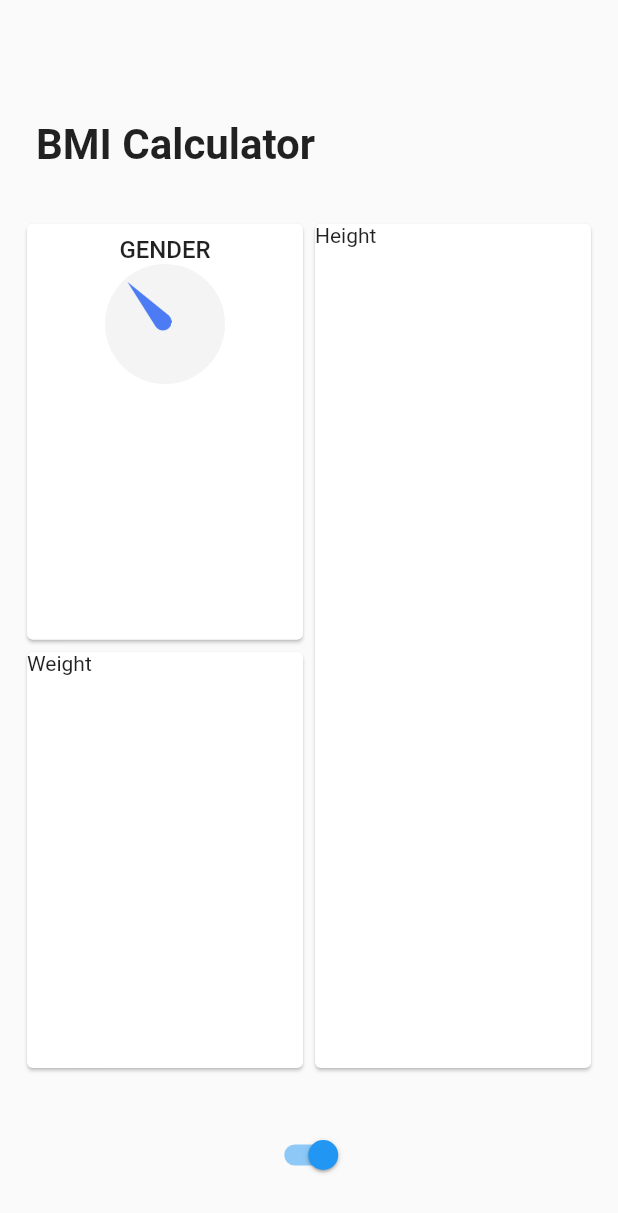
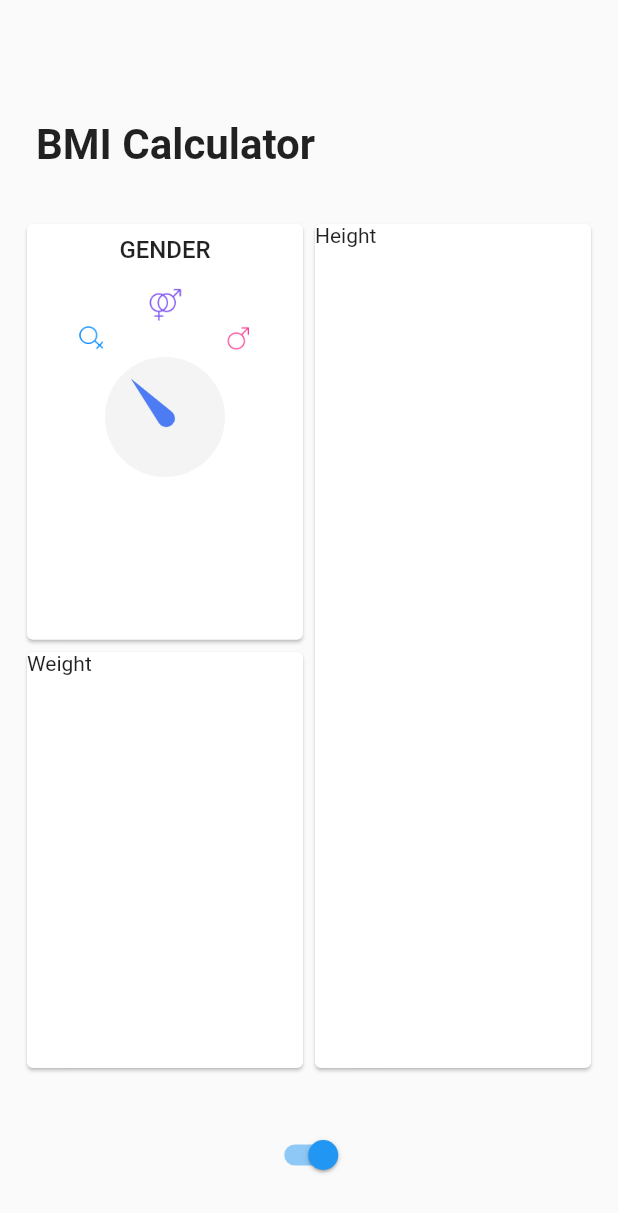
Before and after one commit to MarcinusX/bmi_calculator, a Flutter app: the screen it shows after launch, on a phone screen of 412 x 824 dp. Shown: the top 1213 px of the screen. Run offline on Flutter 3.47's test engine with Material 2 defaults, Android fonts, the phone set to English and light mode, and no system bars.

Commit message:
Added gender icons

```diff
--- /dev/null
+++ b/lib/gender.dart
@@ -0,0 +1,5 @@
+enum Gender {
+  male,
+  female,
+  other,
+}
--- a/lib/gender_card.dart
+++ b/lib/gender_card.dart
@@ -1,6 +1,7 @@
 import 'dart:math' as math;
 
 import 'package:bmi_calculator/card_title.dart';
+import 'package:bmi_calculator/gender.dart';
 import 'package:flutter/material.dart';
 
 class GenderCard extends StatefulWidget {
@@ -9,6 +10,20 @@ class GenderCard extends StatefulWidget {
 }
 
 class _GenderCardState extends State<GenderCard> {
+  static final double _circleSize = 80.0;
+  static final double _arrowLength = 32.0;
+  static final double _defaultGenderAngle = 43.0;
+  static final Map<Gender, double> _genderAngles = {
+    Gender.female: -_defaultGenderAngle,
+    Gender.other: 0.0,
+    Gender.male: _defaultGenderAngle,
+  };
+  static final Map<Gender, String> _genderImages = {
+    Gender.female: "images/gender_female.png",
+    Gender.other: "images/gender_other.png",
+    Gender.male: "images/gender_male.png",
+  };
+
   @override
   Widget build(BuildContext context) {
     return Card(
@@ -20,7 +35,10 @@ class _GenderCardState extends State<GenderCard> {
             crossAxisAlignment: CrossAxisAlignment.center,
             children: <Widget>[
               CardTitle("GENDER"),
-              _drawIndicator(),
+              Padding(
+                padding: const EdgeInsets.only(top: 16.0),
+                child: _drawMainStack(),
+              ),
             ],
           ),
         ),
@@ -28,20 +46,55 @@ class _GenderCardState extends State<GenderCard> {
     );
   }
 
-  Widget _drawIndicator() {
+  Widget _drawGenderIcon(Gender gender) {
+    double angleInRadians = _degreeToRadians(_genderAngles[gender]);
+    String assetName = _genderImages[gender];
+    double iconHeight = gender == Gender.other ? 22.0 : 16.0;
+    return Padding(
+      padding: EdgeInsets.only(bottom: _circleSize / 2),
+      child: Transform.rotate(
+        alignment: Alignment.bottomCenter,
+        angle: angleInRadians,
+        child: Padding(
+          padding: EdgeInsets.only(bottom: _circleSize / 2 + 24.0),
+          child: Transform.rotate(
+            angle: -angleInRadians,
+            child: Image.asset(
+              assetName,
+              height: iconHeight,
+            ),
+          ),
+        ),
+      ),
+    );
+  }
+
+  Widget _drawMainStack() {
     return Stack(
-      alignment: Alignment.center,
+      alignment: Alignment.bottomCenter,
       children: <Widget>[
-        _drawCircle(size: 80.0),
-        _drawRotatedArrow(length: 32.0, angle: -43.0),
+        _drawCircleIndicator(),
+        _drawGenderIcon(Gender.female),
+        _drawGenderIcon(Gender.other),
+        _drawGenderIcon(Gender.male),
       ],
     );
   }
 
-  Widget _drawCircle({double size}) {
+  Widget _drawCircleIndicator() {
+    return Stack(
+      alignment: Alignment.center,
+      children: <Widget>[
+        _drawCircle(),
+        _drawRotatedArrow(angle: -43.0),
+      ],
+    );
+  }
+
+  Widget _drawCircle() {
     return Container(
-      width: size,
-      height: size,
+      width: _circleSize,
+      height: _circleSize,
       decoration: BoxDecoration(
         shape: BoxShape.circle,
         color: Color.fromRGBO(244, 244, 244, 1.0),
@@ -49,27 +102,26 @@ class _GenderCardState extends State<GenderCard> {
     );
   }
 
-  Widget _drawRotatedArrow({double length, double angle}) {
+  Widget _drawRotatedArrow({double angle}) {
     return Transform.rotate(
       angle: _degreeToRadians(angle),
-      child: _drawCenteredArrow(length: length),
+      child: _drawCenteredArrow(),
     );
   }
 
-  Widget _drawCenteredArrow({double length}) {
+  Widget _drawCenteredArrow() {
     return Transform.translate(
-      offset: Offset(0.0, -length / 2),
-      child: _drawArrow(length: length),
+      offset: Offset(0.0, -_arrowLength * 0.4),
+      child: _drawArrow(),
     );
   }
 
-  Widget _drawArrow({double length}) {
-    double defaultRotationFromAsset = 43.0;
+  Widget _drawArrow() {
     return Transform.rotate(
-      angle: _degreeToRadians(-defaultRotationFromAsset),
+      angle: _degreeToRadians(-_defaultGenderAngle),
       child: Image.asset(
         "images/gender_indicator.png",
-        height: length,
+        height: _arrowLength,
       ),
     );
   }
```
Also changed, not shown: images/gender_female.png (added), images/gender_male.png (added), images/gender_other.png (added), 1 other file.
